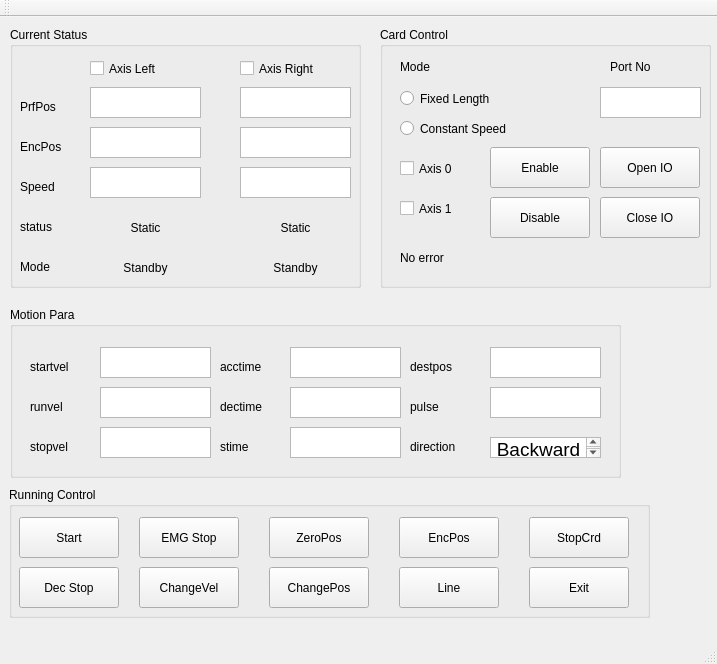
Qt form mainwindow.ui (christopherouyang/wheelchair_controller) before a commit.
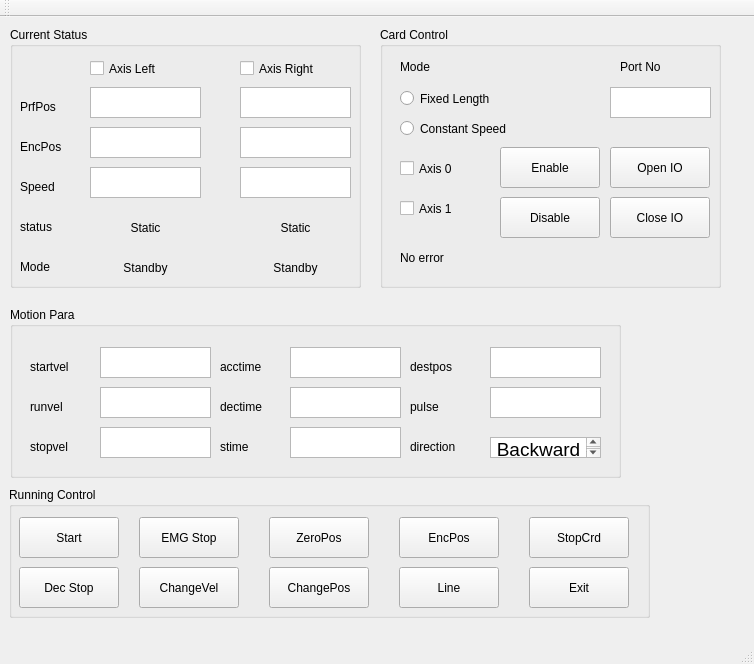
The same form after that commit.

```diff
--- a/mainwindow.ui
+++ b/mainwindow.ui
@@ -6,7 +6,7 @@
    <rect>
     <x>0</x>
     <y>0</y>
-    <width>717</width>
+    <width>754</width>
     <height>664</height>
    </rect>
   </property>
@@ -551,7 +551,7 @@
      <rect>
       <x>380</x>
       <y>10</y>
-      <width>331</width>
+      <width>341</width>
       <height>261</height>
      </rect>
     </property>
@@ -600,7 +600,7 @@
     <widget class="QTextEdit" name="textEdit_PortNo">
      <property name="geometry">
       <rect>
-       <x>220</x>
+       <x>230</x>
        <y>60</y>
        <width>101</width>
        <height>31</height>
@@ -613,7 +613,7 @@
     <widget class="QLabel" name="label_13">
      <property name="geometry">
       <rect>
-       <x>230</x>
+       <x>240</x>
        <y>30</y>
        <width>76</width>
        <height>19</height>
@@ -626,7 +626,7 @@
     <widget class="QPushButton" name="pushButton_enable">
      <property name="geometry">
       <rect>
-       <x>110</x>
+       <x>120</x>
        <y>120</y>
        <width>100</width>
        <height>41</height>
@@ -639,7 +639,7 @@
     <widget class="QPushButton" name="pushButton_openio">
      <property name="geometry">
       <rect>
-       <x>220</x>
+       <x>230</x>
        <y>120</y>
        <width>100</width>
        <height>41</height>
@@ -652,7 +652,7 @@
     <widget class="QPushButton" name="pushButton_closeio">
      <property name="geometry">
       <rect>
-       <x>220</x>
+       <x>230</x>
        <y>170</y>
        <width>100</width>
        <height>41</height>
@@ -665,7 +665,7 @@
     <widget class="QPushButton" name="pushButton_disable">
      <property name="geometry">
       <rect>
-       <x>110</x>
+       <x>120</x>
        <y>170</y>
        <width>100</width>
        <height>41</height>
@@ -696,7 +696,7 @@
       <rect>
        <x>20</x>
        <y>170</y>
-       <width>61</width>
+       <width>71</width>
        <height>23</height>
       </rect>
      </property>
@@ -709,7 +709,7 @@
       <rect>
        <x>20</x>
        <y>130</y>
-       <width>61</width>
+       <width>71</width>
        <height>23</height>
       </rect>
      </property>
```
Left out of the diff: 2 changed lines with no effect on the pictures.
